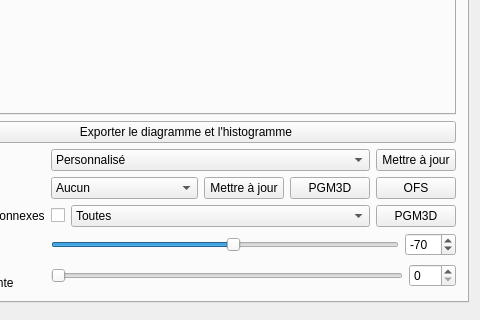
Before: the Qt Designer form ui/mainwindow.ui in akrah/TKDetection, drawn with Qt 5; both pictures show x 489 to 969 and y 421 to 741 of the 969 by 1176 pixel window.
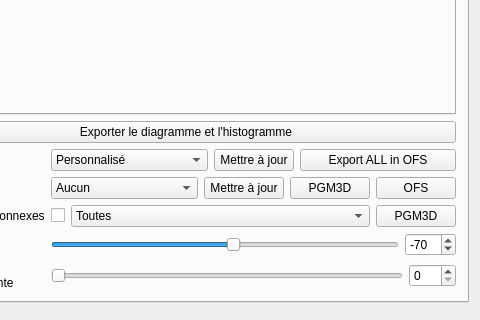
After: the same form once the commit is applied. Custom widgets are drawn as their Qt base class.

Commit message: Ajout de l'export dans l'interface

Diff of the .ui file:
```diff
--- a/ui/mainwindow.ui
+++ b/ui/mainwindow.ui
@@ -1091,6 +1091,13 @@
                </property>
               </widget>
              </item>
+             <item>
+              <widget class="QPushButton" name="_buttonExportAllSectorsInAllIntervalsToOfs">
+               <property name="text">
+                <string>Export ALL in OFS</string>
+               </property>
+              </widget>
+             </item>
             </layout>
            </item>
            <item row="1" column="0">
```
The commit also changes 1 other file.
